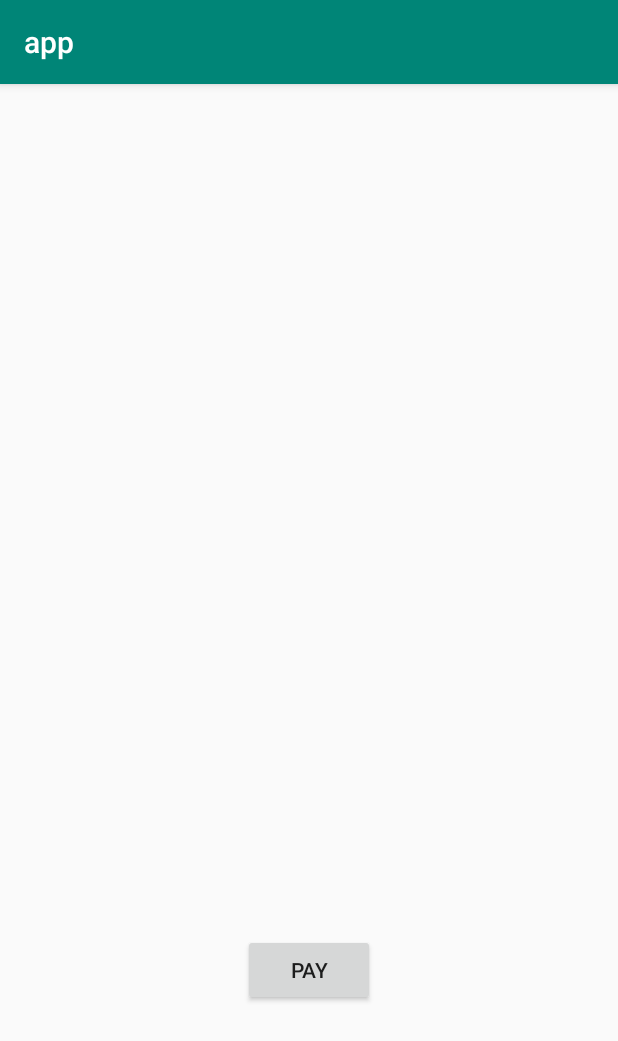
After one commit to 10xHackers/AutoCred, an Android app: the Toggle screen opened directly, with no data from a screen before it, on a phone screen of 412 x 824 dp. The commit adds this screen. Shown: the top 1041 px of the screen. Run offline under Robolectric (Android 15) with nearby library versions, the phone set to English and light mode, and no system bars.

Commit message:
added residue code

```diff
--- a/app/app/src/main/AndroidManifest.xml
+++ b/app/app/src/main/AndroidManifest.xml
@@ -9,6 +9,7 @@
         android:roundIcon="@mipmap/ic_launcher_round"
         android:supportsRtl="true"
         android:theme="@style/AppTheme">
+        <activity android:name=".Toggle"></activity>
         <activity android:name=".MainActivity">
             <intent-filter>
                 <action android:name="android.intent.action.MAIN" />
--- /dev/null
+++ b/app/app/src/main/java/com/example/app/Toggle.java
@@ -0,0 +1,33 @@
+package com.example.app;
+
+import androidx.appcompat.app.AppCompatActivity;
+
+import android.content.Intent;
+import android.os.Bundle;
+import android.provider.MediaStore;
+import android.view.View;
+import android.widget.Button;
+
+public class Toggle extends AppCompatActivity {
+
+    Button Pay;
+    private static final int GALLERY_REQUEST = 1;
+
+    private static final int CAMERA_REQUEST_CODE = 1;
+
+    @Override
+    protected void onCreate(Bundle savedInstanceState) {
+        super.onCreate(savedInstanceState);
+        setContentView(R.layout.activity_toggle);
+
+        Pay=findViewById(R.id.Pay);
+        Pay.setOnClickListener(new View.OnClickListener() {
+            @Override
+            public void onClick(View v) {
+                Intent intent1 = new Intent(MediaStore.ACTION_IMAGE_CAPTURE);
+                startActivityForResult(intent1, CAMERA_REQUEST_CODE);
+                intent1.setType("image/*");
+            }
+        });
+    }
+}
--- /dev/null
+++ b/app/app/src/main/res/layout/activity_toggle.xml
@@ -0,0 +1,18 @@
+<?xml version="1.0" encoding="utf-8"?>
+<androidx.constraintlayout.widget.ConstraintLayout xmlns:android="http://schemas.android.com/apk/res/android"
+    xmlns:app="http://schemas.android.com/apk/res-auto"
+    xmlns:tools="http://schemas.android.com/tools"
+    android:layout_width="match_parent"
+    android:layout_height="match_parent"
+    tools:context=".Toggle">
+
+    <Button
+        android:id="@+id/Pay"
+        android:layout_width="wrap_content"
+        android:layout_height="wrap_content"
+        android:layout_marginBottom="153dp"
+        android:text="Pay"
+        app:layout_constraintBottom_toBottomOf="parent"
+        app:layout_constraintEnd_toEndOf="parent"
+        app:layout_constraintStart_toStartOf="parent" />
+</androidx.constraintlayout.widget.ConstraintLayout>
```
Also changed, not shown: app/app/src/main/java/com/example/app/MainActivity.java (+6 -1 lines), app/app/src/main/res/layout/activity_main.xml (+1 -12 lines).
